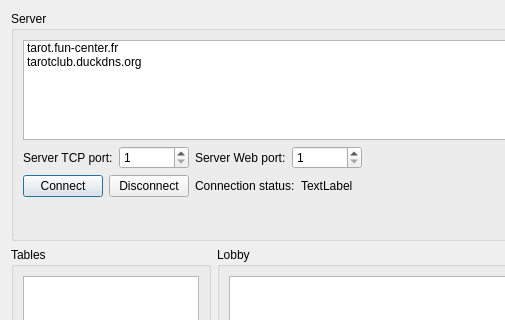
Above: src/desktop/forms/LobbyUI.ui from arabine/icl before the change; both pictures show x 0 to 505 and y 0 to 320 of the 982 by 730 pixel window. Below: the same form after it.
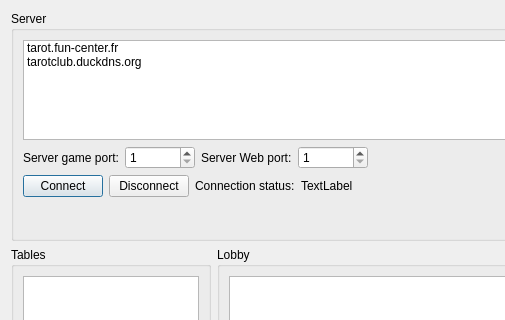
That is the form after the change.

```diff
--- a/src/desktop/forms/LobbyUI.ui
+++ b/src/desktop/forms/LobbyUI.ui
@@ -68,7 +68,7 @@
           <item>
            <widget class="QLabel" name="label">
             <property name="text">
-             <string>Server TCP port:</string>
+             <string>Server game port:</string>
             </property>
            </widget>
           </item>
```
Left out of the diff: 6 changed lines with no effect on the pictures.
